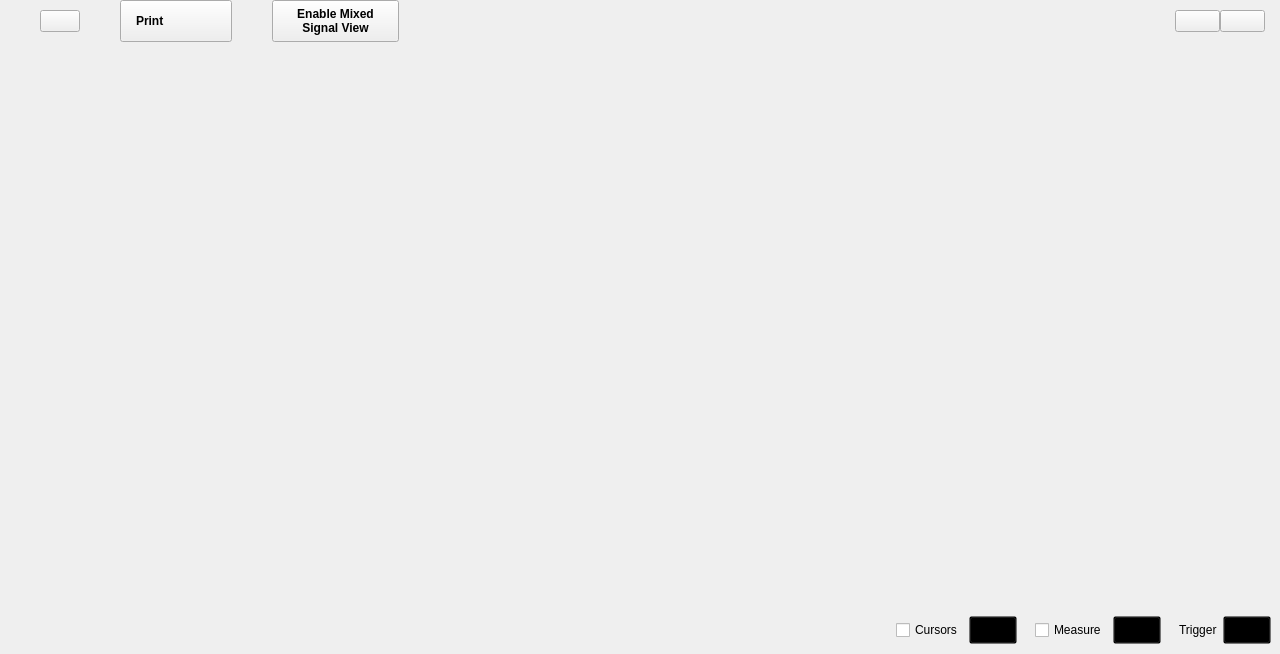
Above: plugins/m2k/ui/oscilloscope.ui from analogdevicesinc/scopy before the change. Below: the same form after it.
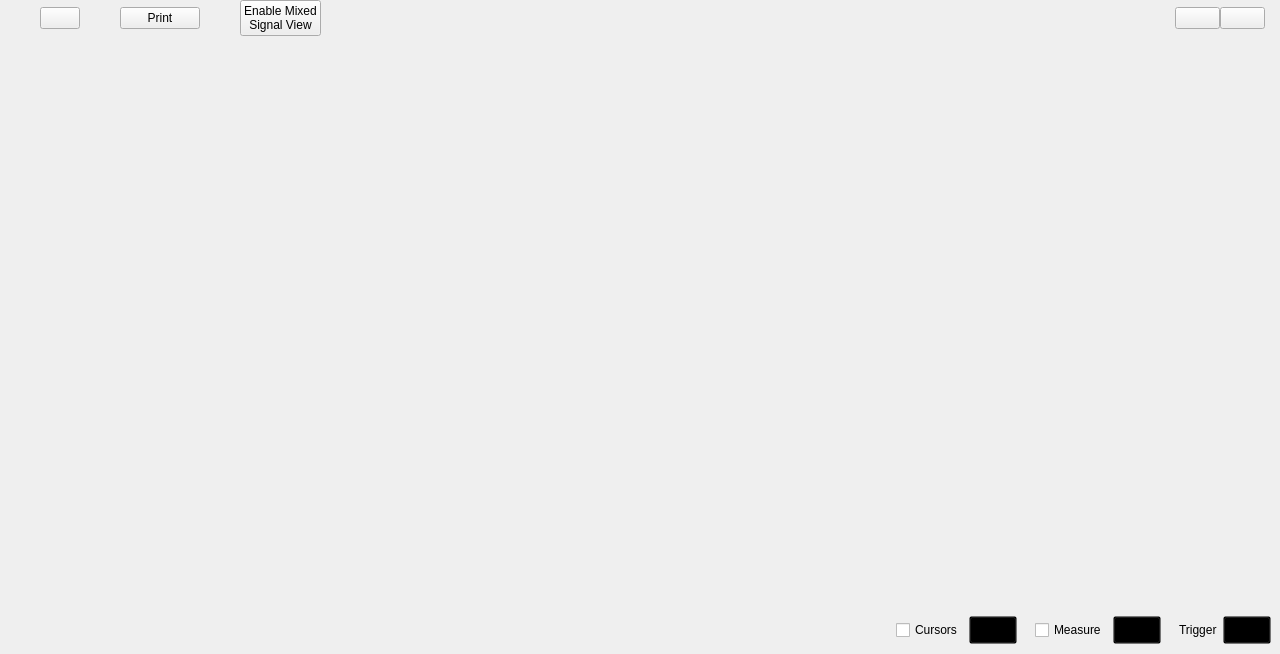
That is the form after the change. Icons and pictures are not drawn. Custom widgets are drawn as their Qt base class.

Commit message: m2k: change instrument top button style

```diff
--- a/plugins/m2k/ui/oscilloscope.ui
+++ b/plugins/m2k/ui/oscilloscope.ui
@@ -101,17 +101,6 @@
           <property name="layoutDirection">
            <enum>Qt::RightToLeft</enum>
           </property>
-          <property name="styleSheet">
-           <string notr="true">QPushButton{
-  width: 80px;
-  height: 40px;
-
-  text-align: left;
-  font-weight: bold;
-  padding-left: 15px;
-  padding-right: 15px;
-}</string>
-          </property>
           <property name="text">
            <string>Print</string>
           </property>
@@ -129,18 +118,6 @@
         </item>
         <item>
          <widget class="QPushButton" name="mixedSignalBtn">
-          <property name="styleSheet">
-           <string notr="true">QPushButton{
-  width: 95px;
-  height: 40px;
-
-  font-size: 12px;
-  text-align: center;
-  font-weight: bold;
-  padding-left: 15px;
-  padding-right: 15px;
-}</string>
-          </property>
           <property name="text">
            <string>Enable Mixed
 Signal View</string>
```
Left out of the diff: 6 changed lines with no effect on the pictures. The commit also changes 16 other files.
